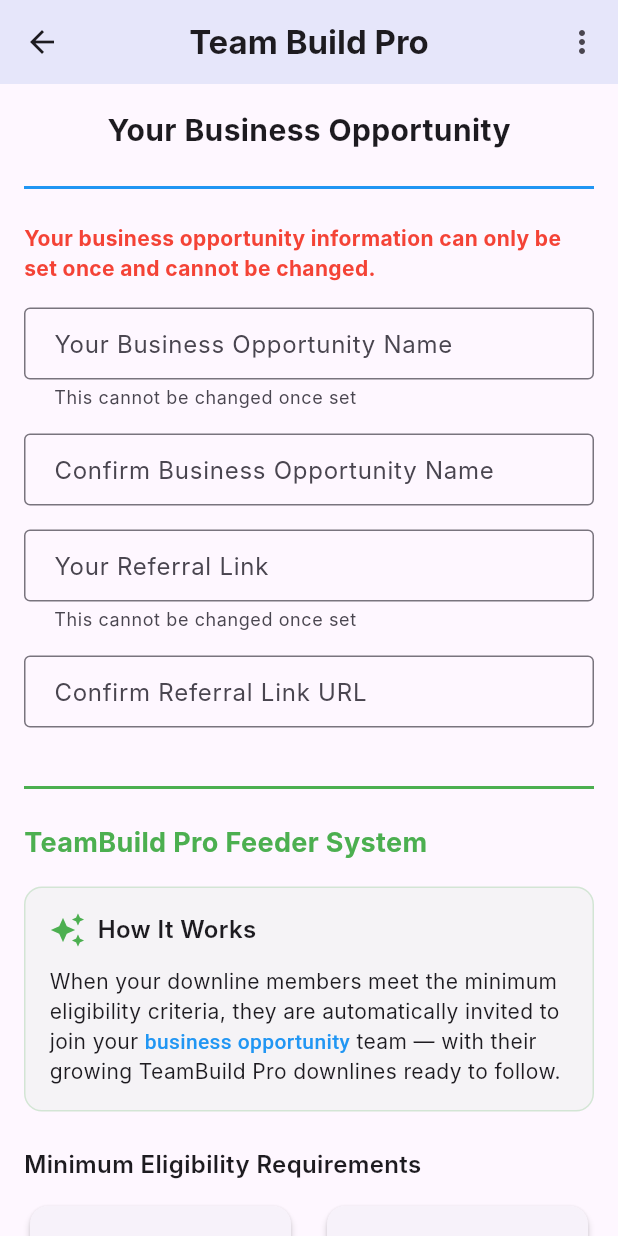
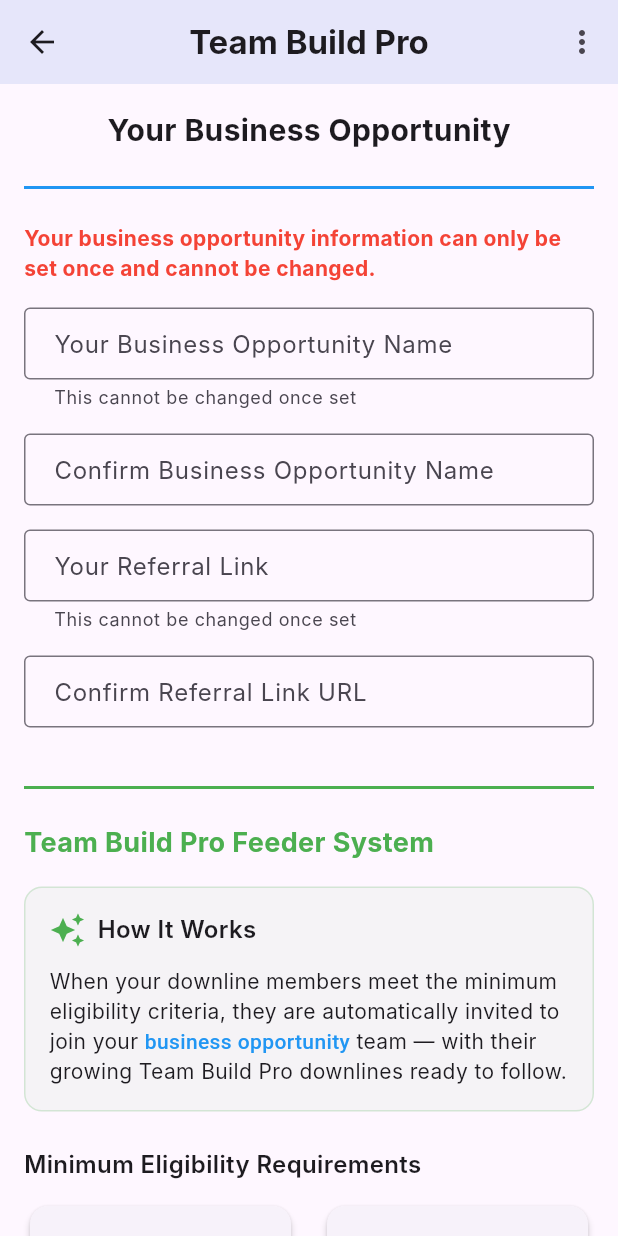
Before and after one commit to scscot/tbp, a Flutter app: the AdminEditProfileScreen1 screen opened directly, on a phone screen of 412 x 824 dp. Run offline on Flutter 3.47's test engine with Material 3 defaults, Android fonts, the phone set to English and light mode, and no system bars; our stand-ins replace app_links, cloud_firestore, cloud_functions, country_picker, firebase_auth, firebase_core and 13 more; accounts and stored records are empty; Roboto replaces fonts that are missing (Inter).

Commit message:
`Update TeamBuild Pro to Team Build Pro in multiple screens`

```diff
--- a/lib/screens/admin_edit_profile_screen_1.dart
+++ b/lib/screens/admin_edit_profile_screen_1.dart
@@ -273,7 +273,7 @@
                             ),
                             content: const Text(
                                 'You must enter the exact referral link you received from your company. '
-                                'This will ensure your TeamBuild Pro downline members that join your business opportunity '
+                                'This will ensure your Team Build Pro downline members that join your business opportunity '
                                 'are automatically placed in your business opportunity downline.'),
                             actions: [
                               TextButton(
@@ -319,7 +319,7 @@
                     const Divider(color: Colors.green, thickness: 2),
                     const SizedBox(height: 16),
                     const Text(
-                      'TeamBuild Pro Feeder System',
+                      'Team Build Pro Feeder System',
                       style: TextStyle(
                           fontSize: 18,
                           fontWeight: FontWeight.bold,
@@ -368,7 +368,7 @@
                                 ),
                                 const TextSpan(
                                     text:
-                                        " team — with their growing TeamBuild Pro downlines ready to follow."),
+                                        " team — with their growing Team Build Pro downlines ready to follow."),
                               ],
                             ),
                           ),
--- a/lib/screens/edit_profile_screen.dart
+++ b/lib/screens/edit_profile_screen.dart
@@ -598,7 +598,7 @@
                                       text: _bizOppName,
                                       style: const TextStyle(fontWeight: FontWeight.bold),
                                     ),
-                                    const TextSpan(text: '. This will ensure your TeamBuild Pro downline members that join '),
+                                    const TextSpan(text: '. This will ensure your Team Build Pro downline members that join '),
                                     TextSpan(
                                       text: _bizOppName,
                                       style: const TextStyle(fontWeight: FontWeight.bold),
--- a/lib/screens/join_opportunity_screen.dart
+++ b/lib/screens/join_opportunity_screen.dart
@@ -222,7 +222,7 @@
                         children: [
                           const TextSpan(
                               text:
-                                  'You are about to link your TeamBuild Pro account to the '),
+                                  'You are about to link your Team Build Pro account to the '),
                           TextSpan(
                               text: _bizOpp ?? 'business',
                               style:
@@ -235,7 +235,7 @@
                     _buildBulletPoint(
                         'Your unique referral link can only be set one time.'),
                     _buildBulletPoint(
-                        'Once set, your current and future TeamBuild Pro downline members will automatically be placed in your $_bizOpp downline.'),
+                        'Once set, your current and future Team Build Pro downline members will automatically be placed in your $_bizOpp downline.'),
                     _buildBulletPoint(
                         'This ensures your new downline is built correctly under you in ${_bizOpp ?? 'this opportunity'}.'),
                     const SizedBox(height: 8),
--- a/lib/screens/my_biz_screen.dart
+++ b/lib/screens/my_biz_screen.dart
@@ -133,7 +133,7 @@
                       borderRadius: BorderRadius.circular(12),
                     ),
                     child: Text(
-                      "From this point forward, anyone in your TeamBuild Pro downline that joins ${bizOpp ?? 'this opportunity'} will automatically be placed in your downline.",
+                      "From this point forward, anyone in your Team Build Pro downline that joins ${bizOpp ?? 'this opportunity'} will automatically be placed in your downline.",
                       textAlign: TextAlign.center,
                       style: TextStyle(
                           fontSize: 15,
--- a/lib/screens/settings_screen.dart
+++ b/lib/screens/settings_screen.dart
@@ -422,7 +422,7 @@
                           ),
                           content: const Text(
                               'You must enter the exact referral link you received from your company. '
-                              'This will ensure your TeamBuild Pro downline members that join your business opportunity '
+                              'This will ensure your Team Build Pro downline members that join your business opportunity '
                               'are automatically placed in your business opportunity downline.'),
                           actions: [
                             TextButton(
@@ -599,7 +599,7 @@
                 style: TextStyle(fontSize: 16, color: Colors.grey)),
           const SizedBox(height: 10),
           const Text(
-            'TeamBuild Pro Feeder System',
+            'Team Build Pro Feeder System',
             style: TextStyle(fontSize: 16, fontWeight: FontWeight.w600),
           ),
           const SizedBox(height: 20),
@@ -620,7 +620,7 @@
                       ),
                       const TextSpan(
                           text:
-                              " team — with their growing TeamBuild Pro downlines ready to follow."),
+                              " team — with their growing Team Build Pro downlines ready to follow."),
                     ],
                   ),
                 ),
--- a/lib/screens/settings_screen_old.dart
+++ b/lib/screens/settings_screen_old.dart
@@ -422,7 +422,7 @@
                           ),
                           content: const Text(
                               'You must enter the exact referral link you received from your company. '
-                              'This will ensure your TeamBuild Pro downline members that join your business opportunity '
+                              'This will ensure your Team Build Pro downline members that join your business opportunity '
                               'are automatically placed in your business opportunity downline.'),
                           actions: [
                             TextButton(
@@ -599,7 +599,7 @@
                 style: TextStyle(fontSize: 16, color: Colors.grey)),
           const SizedBox(height: 10),
           const Text(
-            'TeamBuild Pro Feeder System',
+            'Team Build Pro Feeder System',
             style: TextStyle(fontSize: 16, fontWeight: FontWeight.w600),
           ),
           const SizedBox(height: 20),
@@ -620,7 +620,7 @@
                       ),
                       const TextSpan(
                           text:
-                              " team — with their growing TeamBuild Pro downlines ready to follow."),
+                              " team — with their growing Team Build Pro downlines ready to follow."),
                     ],
                   ),
                 ),
--- a/lib/screens/visit_opportunity_screen.dart
+++ b/lib/screens/visit_opportunity_screen.dart
@@ -96,7 +96,7 @@
       builder: (_) => AlertDialog(
         title: const Text('Before You Continue'),
         content: Text(
-            "Important: After completing your ${bizOpp ?? 'business opportunity'} registration, you must return here to add your new referral link to your TeamBuild Pro profile. This ensures your downline is built correctly."),
+            "Important: After completing your ${bizOpp ?? 'business opportunity'} registration, you must return here to add your new referral link to your Team Build Pro profile. This ensures your downline is built correctly."),
         actions: [
           TextButton(
             onPressed: () => Navigator.pop(context, false),
@@ -265,7 +265,7 @@
                   ),
                   const SizedBox(height: 12),
                   Text(
-                    "After joining, you must return here and add your new referral link to your TeamBuild Pro profile. This ensures your downline is built correctly.",
+                    "After joining, you must return here and add your new referral link to your Team Build Pro profile. This ensures your downline is built correctly.",
                     textAlign: TextAlign.center,
                     style: TextStyle(
                         fontSize: 16, color: Colors.grey.shade700, height: 1.5),
```
